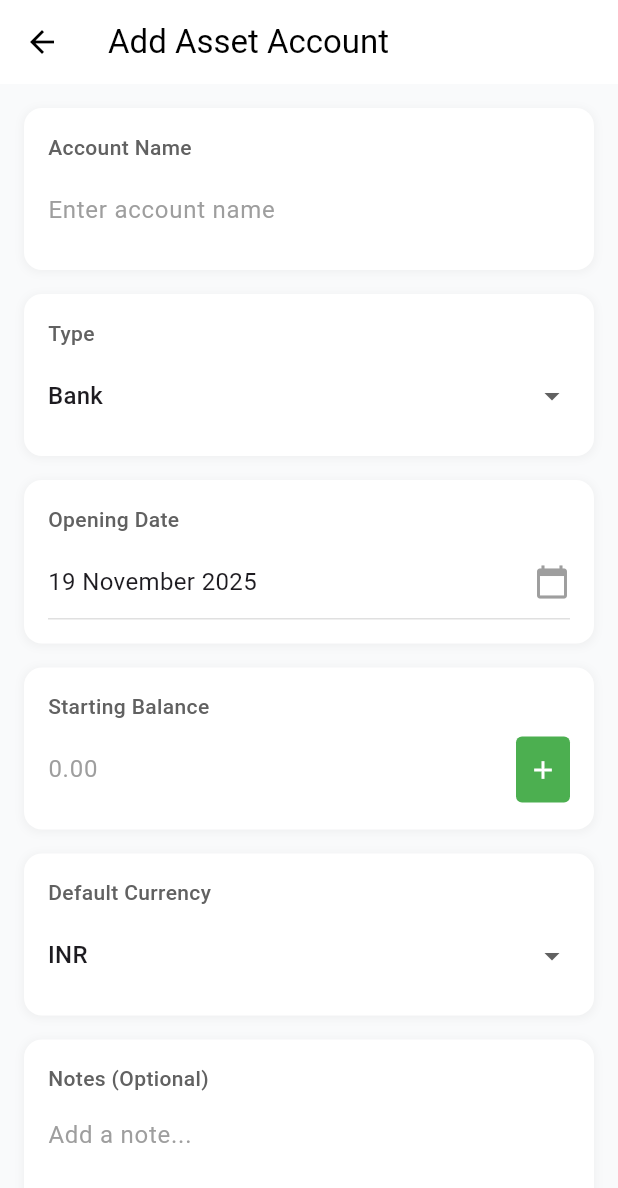
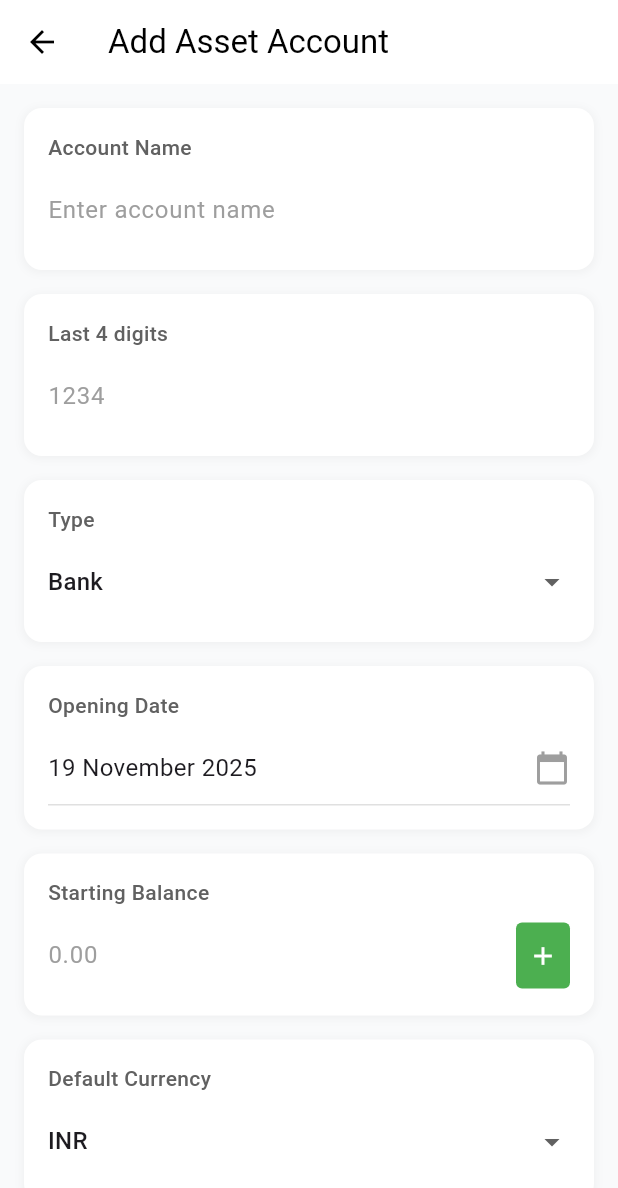
Before and after one commit to ajayInbox/finance-tracker, a Flutter app: the AddAccountPage screen opened directly, on a phone screen of 412 x 824 dp. Shown: the top 1188 px of the screen. Run offline on Flutter 3.47's test engine with Material 3 defaults, Android fonts, the phone set to English and light mode, and no system bars; our stand-ins replace fl_chart, flutter_speed_dial, google_fonts, permission_handler, shared_preferences; missing offline and left inert: another_telephony; accounts and stored records are empty; network calls fail.

Commit message:
"added last four digit field on add account page"

```diff
--- a/finance_app/lib/pages/add_account_page.dart
+++ b/finance_app/lib/pages/add_account_page.dart
@@ -24,6 +24,7 @@ class _AddAccountPageState extends State<AddAccountPage>
   final _balanceController = TextEditingController();
   final _creditLimitController = TextEditingController();
   final _notesController = TextEditingController();
+  final _lastFourController = TextEditingController();
 
   // State
   late String _selectedType; // depends on category
@@ -114,6 +115,8 @@ class _AddAccountPageState extends State<AddAccountPage>
               children: [
                 _buildAccountNameField(),
                 const SizedBox(height: 16),
+                _buildLastFourDigitField(),
+                const SizedBox(height: 16),
                 _buildTypeField(),
                 const SizedBox(height: 16),
                 _buildOpeningDateField(),
@@ -176,6 +179,45 @@ class _AddAccountPageState extends State<AddAccountPage>
           ),
         ],
       ),
+    );
+  }
+
+  Widget _buildLastFourDigitField(){
+    return _buildContainer(
+      Column(
+        crossAxisAlignment: CrossAxisAlignment.start,
+        children: [
+        Text(
+        'Last 4 digits',
+        style: TextStyle(
+          fontSize: 14,
+          fontWeight: FontWeight.w500,
+          color: Colors.grey[700],
+        ),
+      ),
+      const SizedBox(height: 8),
+      TextFormField(
+        controller: _lastFourController,
+        maxLength: 4,
+        keyboardType: TextInputType.number,
+        decoration: const InputDecoration(
+          counterText: '',
+          hintText: '1234',
+          hintStyle: TextStyle(color: Colors.grey),
+          border: InputBorder.none,
+        ),
+        validator: (value) {
+          if (value == null || value.isEmpty) {
+            return 'Enter last 4 digits';
+          }
+          if (value.length != 4 || int.tryParse(value) == null) {
+            return 'Must be exactly 4 digits';
+          }
+          return null;
+        },
+      ),
+      ]
+      )
     );
   }
 
@@ -700,6 +742,7 @@ class _AddAccountPageState extends State<AddAccountPage>
     _balanceController.dispose();
     _creditLimitController.dispose();
     _notesController.dispose();
+    _lastFourController.dispose();
     super.dispose();
   }
 }
```
